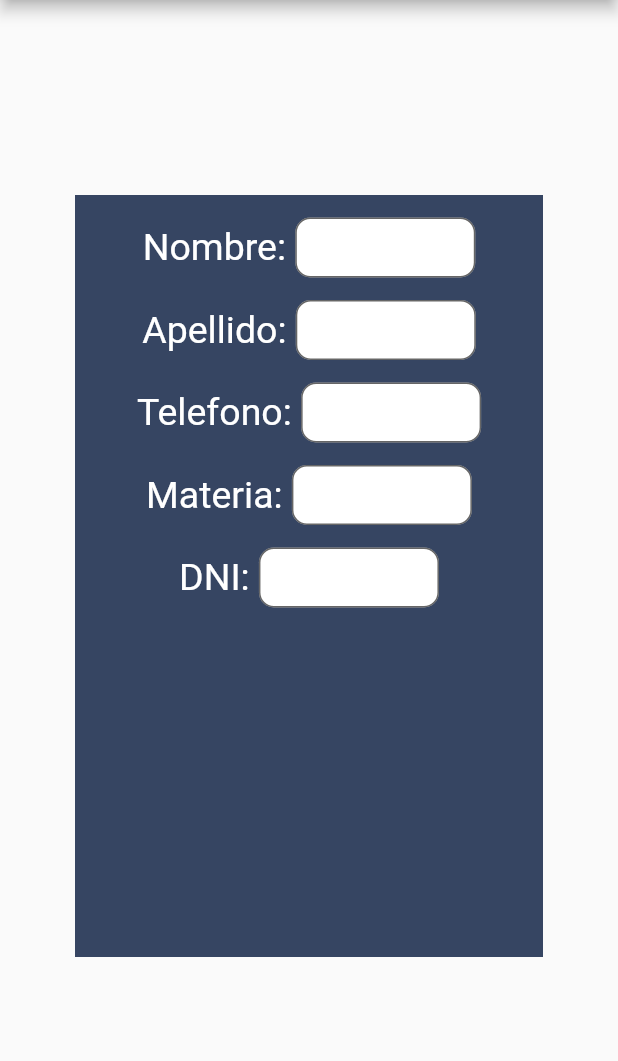
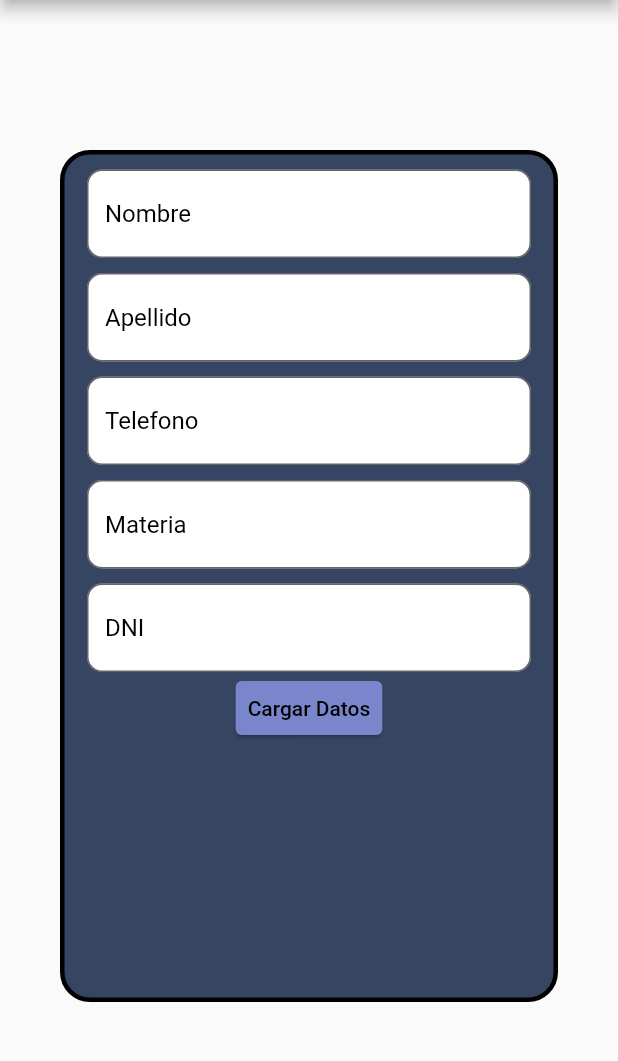
Before and after one commit to Julian-Alcaraz/schollinorder, a Flutter app: the CargarDatosProfesor screen opened by its route, on a phone screen of 412 x 824 dp, the part 84-1145 px from its top. Run offline on Flutter 3.47's test engine with Material 2 defaults, Android fonts, the phone set to English and light mode, and no system bars; our stand-ins replace equatable; missing offline and left inert: dart:ffi.

Commit message:
cambios en cargar datos profesor

```diff
--- a/lib/UI/src/pages/administrativos/cargarDatosProfesor.dart
+++ b/lib/UI/src/pages/administrativos/cargarDatosProfesor.dart
@@ -1,7 +1,14 @@
 import 'package:flutter/material.dart';
 
-class CargarDatosProfesor extends StatelessWidget {
+class CargarDatosProfesor extends StatefulWidget {
+  @override
+  _CargarDatosProfesorState createState() => _CargarDatosProfesorState();
+}
+
+class _CargarDatosProfesorState extends State<CargarDatosProfesor> {
   final GlobalKey<ScaffoldState> _scaffoldKey = new GlobalKey<ScaffoldState>();
+  final _formKey = GlobalKey<FormState>();
+
   @override
   Widget build(BuildContext context) {
     return Scaffold(
@@ -32,34 +39,28 @@ class CargarDatosProfesor extends StatelessWidget {
       ),
       body: Center(
         child: Padding(
-          padding: const EdgeInsets.symmetric(vertical: 130, horizontal: 50),
+          padding: const EdgeInsets.symmetric(vertical: 100, horizontal: 40),
           child: Container(
             decoration: BoxDecoration(
               color: Color(0xFF364562),
+              borderRadius: BorderRadius.all(Radius.circular(20)),
+              border: Border.all(color: Colors.black, width: 3),
             ),
+            child: Form(
+              key: _formKey,
               child: ListView(
                 children: [
                   Padding(
-                  padding: const EdgeInsets.only(top: 15),
-                  child: Row(
-                    mainAxisAlignment: MainAxisAlignment.center,
-                    children: [
-                      Text(
-                        "Nombre: ",
-                        style: TextStyle(color: Colors.white, fontSize: 25),
-                      ),
-                      Container(
-                        height: 40,
-                        width: 120,
+                    padding:
+                        const EdgeInsets.only(left: 15, right: 15, top: 10),
                     child: TextFormField(
                       decoration: InputDecoration(
-                            hintText: "",
+                        hintText: "Nombre",
                         hintStyle: TextStyle(
-                              fontSize: 40,
+                          color: Colors.black,
                         ),
                         border: OutlineInputBorder(
-                              borderSide:
-                                  BorderSide(color: Colors.white, width: 5),
+                          borderSide: BorderSide(color: Colors.white, width: 5),
                           borderRadius: BorderRadius.all(
                             Radius.circular(10),
                           ),
@@ -67,32 +68,21 @@ class CargarDatosProfesor extends StatelessWidget {
                         fillColor: Colors.white,
                         filled: true,
                       ),
-                        ),
-                      ),
-                    ],
+                      validator: (value) =>
+                          value.isEmpty ? "campo requerido" : null,
                     ),
                   ),
                   Padding(
-                  padding: const EdgeInsets.only(top: 15),
-                  child: Row(
-                    mainAxisAlignment: MainAxisAlignment.center,
-                    children: [
-                      Text(
-                        "Apellido: ",
-                        style: TextStyle(color: Colors.white, fontSize: 25),
-                      ),
-                      Container(
-                        height: 40,
-                        width: 120,
+                    padding:
+                        const EdgeInsets.only(left: 15, right: 15, top: 10),
                     child: TextFormField(
                       decoration: InputDecoration(
-                            hintText: "",
+                        hintText: "Apellido",
                         hintStyle: TextStyle(
-                              fontSize: 40,
+                          color: Colors.black,
                         ),
                         border: OutlineInputBorder(
-                              borderSide:
-                                  BorderSide(color: Colors.white, width: 5),
+                          borderSide: BorderSide(color: Colors.white, width: 5),
                           borderRadius: BorderRadius.all(
                             Radius.circular(10),
                           ),
@@ -100,32 +90,21 @@ class CargarDatosProfesor extends StatelessWidget {
                         fillColor: Colors.white,
                         filled: true,
                       ),
-                        ),
-                      ),
-                    ],
+                      validator: (value) =>
+                          value.isEmpty ? "campo requerido" : null,
                     ),
                   ),
                   Padding(
-                  padding: const EdgeInsets.only(top: 15),
-                  child: Row(
-                    mainAxisAlignment: MainAxisAlignment.center,
-                    children: [
-                      Text(
-                        "Telefono: ",
-                        style: TextStyle(color: Colors.white, fontSize: 25),
-                      ),
-                      Container(
-                        height: 40,
-                        width: 120,
+                    padding:
+                        const EdgeInsets.only(left: 15, right: 15, top: 10),
                     child: TextFormField(
                       decoration: InputDecoration(
-                            hintText: "",
+                        hintText: "Telefono",
                         hintStyle: TextStyle(
-                              fontSize: 40,
+                          color: Colors.black,
                         ),
                         border: OutlineInputBorder(
-                              borderSide:
-                                  BorderSide(color: Colors.white, width: 5),
+                          borderSide: BorderSide(color: Colors.white, width: 5),
                           borderRadius: BorderRadius.all(
                             Radius.circular(10),
                           ),
@@ -133,32 +112,21 @@ class CargarDatosProfesor extends StatelessWidget {
                         fillColor: Colors.white,
                         filled: true,
                       ),
-                        ),
-                      ),
-                    ],
+                      validator: (value) =>
+                          value.isEmpty ? "campo requerido" : null,
                     ),
                   ),
                   Padding(
-                  padding: const EdgeInsets.only(top: 15),
-                  child: Row(
-                    mainAxisAlignment: MainAxisAlignment.center,
-                    children: [
-                      Text(
-                        "Materia: ",
-                        style: TextStyle(color: Colors.white, fontSize: 25),
-                      ),
-                      Container(
-                        height: 40,
-                        width: 120,
+                    padding:
+                        const EdgeInsets.only(left: 15, right: 15, top: 10),
                     child: TextFormField(
                       decoration: InputDecoration(
-                            hintText: "",
+                        hintText: "Materia",
                         hintStyle: TextStyle(
-                              fontSize: 40,
+                          color: Colors.black,
                         ),
                         border: OutlineInputBorder(
-                              borderSide:
-                                  BorderSide(color: Colors.white, width: 5),
+                          borderSide: BorderSide(color: Colors.white, width: 5),
                           borderRadius: BorderRadius.all(
                             Radius.circular(10),
                           ),
@@ -166,32 +134,21 @@ class CargarDatosProfesor extends StatelessWidget {
                         fillColor: Colors.white,
                         filled: true,
                       ),
-                        ),
-                      ),
-                    ],
+                      validator: (value) =>
+                          value.isEmpty ? "campo requerido" : null,
                     ),
                   ),
                   Padding(
-                  padding: const EdgeInsets.only(top: 15),
-                  child: Row(
-                    mainAxisAlignment: MainAxisAlignment.center,
-                    children: [
-                      Text(
-                        "DNI: ",
-                        style: TextStyle(color: Colors.white, fontSize: 25),
-                      ),
-                      Container(
-                        height: 40,
-                        width: 120,
+                    padding:
+                        const EdgeInsets.only(left: 15, right: 15, top: 10),
                     child: TextFormField(
                       decoration: InputDecoration(
-                            hintText: "",
+                        hintText: "DNI",
                         hintStyle: TextStyle(
-                              fontSize: 40,
+                          color: Colors.black,
                         ),
                         border: OutlineInputBorder(
-                              borderSide:
-                                  BorderSide(color: Colors.white, width: 5),
+                          borderSide: BorderSide(color: Colors.white, width: 5),
                           borderRadius: BorderRadius.all(
                             Radius.circular(10),
                           ),
@@ -199,12 +156,30 @@ class CargarDatosProfesor extends StatelessWidget {
                         fillColor: Colors.white,
                         filled: true,
                       ),
+                      validator: (value) =>
+                          value.isEmpty ? "campo requerido" : null,
                     ),
                   ),
+                  Center(
+                    child: TextButton(
+                      onPressed: () {
+                        if (_formKey.currentState.validate()) {
+                          print("muy bien cargo el profesor");
+                        } else {
+                          print("erro");
+                        }
+                      },
+                      child: Text(
+                        "Cargar Datos",
+                        style: TextStyle(color: Colors.black),
+                      ),
+                      style: TextButton.styleFrom(
+                          elevation: 1,
+                          backgroundColor: Colors.indigo.shade300),
+                    ),
+                  )
                 ],
               ),
-                ),
-              ],
             ),
           ),
         ),
```
Lines whose indentation alone changed are shown as unchanged.
